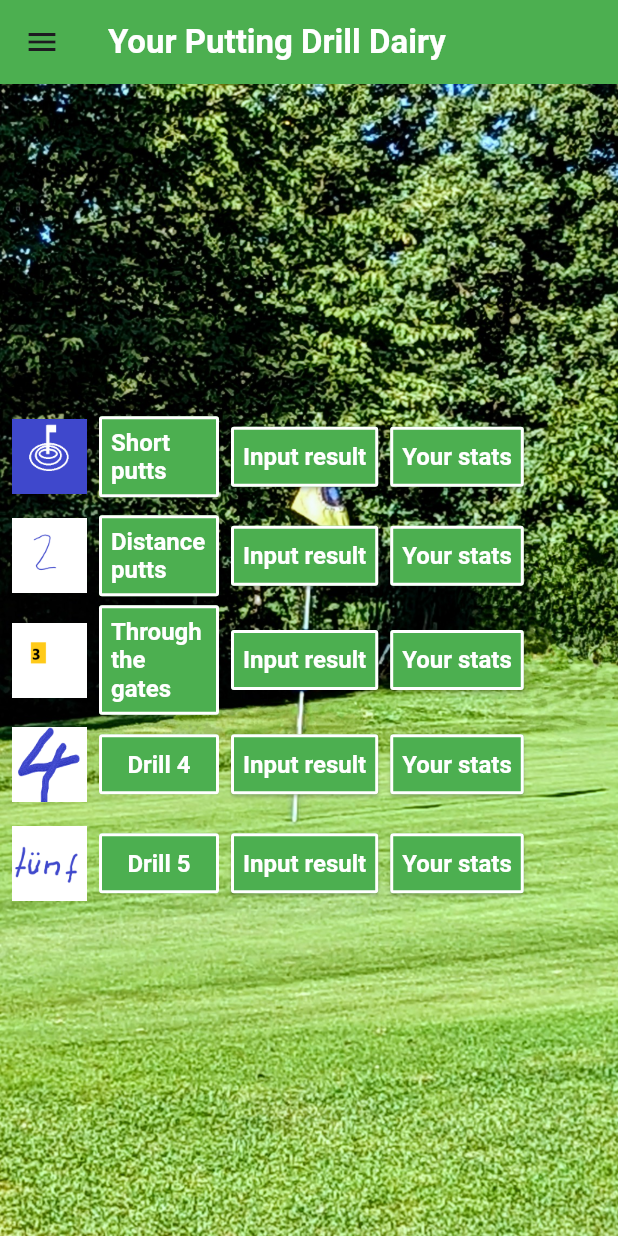
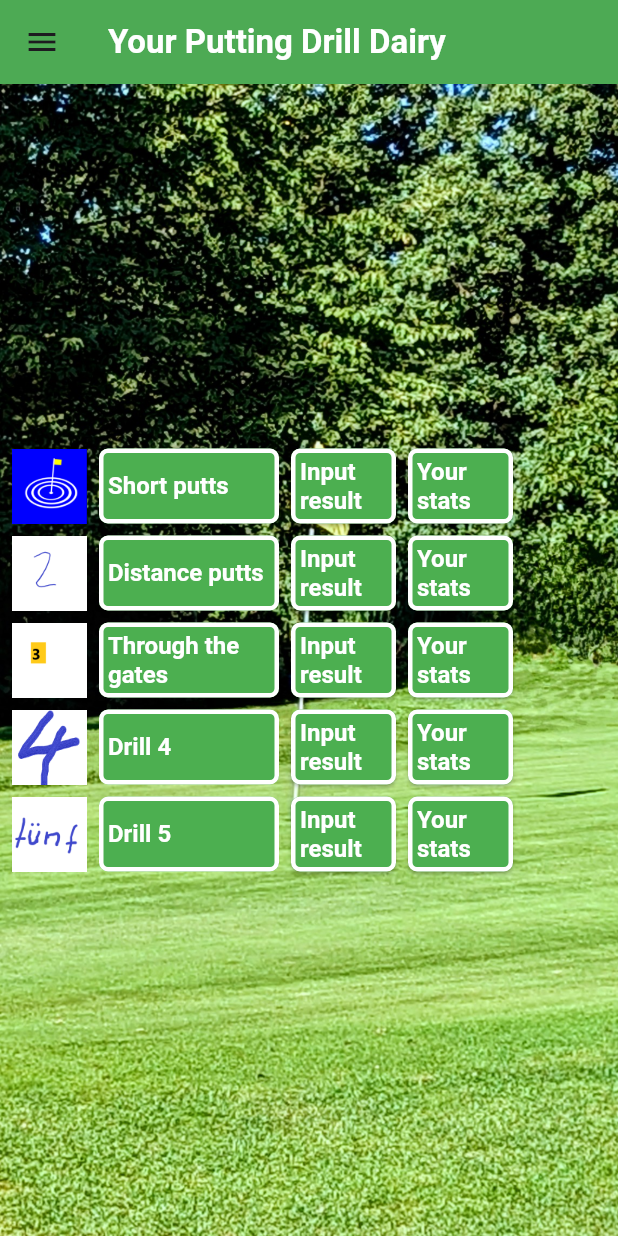
Before and after one commit to chrbuchsteiner61/PuttingDrill, a Flutter app: the screen it shows after launch, on a phone screen of 412 x 824 dp. Run offline on Flutter 3.47's test engine with Material 3 defaults, Android fonts, the phone set to English and light mode, and no system bars; our stand-ins replace fl_chart, logger, shared_preferences, sqflite; missing offline and left inert: country_flags; accounts and stored records are empty; generated files the repository leaves out were written again; project files that could hold a hidden picture were left out.

Commit message:
better UI

```diff
--- a/lib/main.dart
+++ b/lib/main.dart
@@ -24,7 +24,7 @@
 
 class PuttingDrillAppState extends State<PuttingDrillApp> {
   LanguageService languageService = LanguageService();
-  Locale _locale = const Locale('es');
+  Locale _locale = const Locale('en');
 
   Future<void> initialLocale() async {
     String? aLanguageKey = await languageService.loadLanguage();
@@ -63,6 +63,14 @@
       ],
       debugShowCheckedModeBanner: false,
       theme: ThemeData(
+        appBarTheme: const AppBarTheme(
+          shadowColor: Colors.transparent,
+          elevation: 1.0,
+          centerTitle: false,
+          color: Colors.green,
+          titleTextStyle: TextStyle(
+              fontSize: 22.0, fontWeight: FontWeight.bold, color: Colors.white),
+        ),
         scaffoldBackgroundColor: const Color.fromARGB(255, 208, 243, 218),
         primarySwatch: Colors.blue,
         textTheme: const TextTheme(
@@ -77,15 +85,15 @@
               color: Colors.black,
               fontFamily: 'Noto-Sans'),
           headlineLarge: TextStyle(
-              fontSize: 22.0, fontWeight: FontWeight.bold, color: Colors.white),
+              fontSize: 20.0, fontWeight: FontWeight.bold, color: Colors.white),
           headlineMedium: TextStyle(
               fontSize: 18.0, fontWeight: FontWeight.bold, color: Colors.black),
           titleLarge: TextStyle(
-              fontSize: 16.0,
+              fontSize: 20.0,
               fontWeight: FontWeight.normal,
               color: Colors.black54),
           titleMedium: TextStyle(
-              fontSize: 14.0,
+              fontSize: 16.0,
               fontWeight: FontWeight.normal,
               color: Colors.black54),
         ),
@@ -106,11 +114,9 @@
       appBar: AppBar(
         title: Text(
           localizations!.page1Header,
-          style: Theme.of(context).textTheme.headlineLarge!,
         ),
-        backgroundColor: Colors.green,
       ),
-      drawer: const TheInfoDrawer(),
+      drawer: const Drawer(child: TheInfoDrawer()),
       body: Container(
         decoration: const BoxDecoration(
           color: Colors.white,
@@ -127,6 +133,8 @@
                 drillName: localizations.drillOneName,
                 thePurpose: localizations.purpose1,
                 drillPicture: "asset/pics/Symbol_Drill1.png",
+                preparationHeader: localizations.preparationHeader,
+                countingHeader: localizations.countingHeader,
                 aPreparationText: localizations.thePreparation_1,
                 aCountingText: localizations.theExplainCounting_1,
                 aPreparePicName: "asset/pics/thePreparePic1.jpg",
@@ -138,6 +146,7 @@
                 inputAppBarText: localizations.inputAppBarText,
                 inputButtonText: localizations.inputButtonText,
                 // no 1
+                aTask: localizations.task1,
                 inputDrillCriteria1: localizations.inputDrill1Criteria1,
                 inputDrillCriteria2: localizations.inputDrill1Criteria2,
                 inputDrillCriteria3: localizations.inputDrill1Criteria3,
@@ -150,6 +159,8 @@
                 drillName: localizations.drillTwoName,
                 thePurpose: localizations.purpose2,
                 drillPicture: "asset/pics/Symbol_Drill2.png",
+                preparationHeader: localizations.preparationHeader,
+                countingHeader: localizations.countingHeader,
                 aPreparationText: localizations.thePreparation_2,
                 aCountingText: localizations.theExplainCounting_2,
                 aPreparePicName: "asset/pics/thePreparePic2.jpg",
@@ -161,6 +172,7 @@
                 inputAppBarText: localizations.inputAppBarText,
                 inputButtonText: localizations.inputButtonText,
                 // no 2
+                aTask: localizations.task2,
                 inputDrillCriteria1: localizations.inputDrill2Criteria1,
                 inputDrillCriteria2: localizations.inputDrill2Criteria2,
                 inputDrillCriteria3: localizations.inputDrill2Criteria3,
@@ -173,6 +185,8 @@
                 drillName: localizations.drillThreeName,
                 thePurpose: localizations.purpose3,
                 drillPicture: "asset/pics/Symbol_Drill3.png",
+                preparationHeader: localizations.preparationHeader,
+                countingHeader: localizations.countingHeader,
                 aPreparationText: localizations.thePreparation_3,
                 aCountingText: localizations.theExplainCounting_3,
                 aPreparePicName: "asset/pics/thePreparePic3.jpg",
@@ -184,6 +198,7 @@
                 inputAppBarText: localizations.inputAppBarText,
                 inputButtonText: localizations.inputButtonText,
                 // no 3
+                aTask: localizations.task3,
                 inputDrillCriteria1: localizations.inputDrill3Criteria1,
                 inputDrillCriteria2: localizations.inputDrill3Criteria2,
                 inputDrillCriteria3: localizations.inputDrill3Criteria3,
@@ -196,6 +211,8 @@
                 drillName: localizations.drillFourName,
                 thePurpose: localizations.purpose4,
                 drillPicture: "asset/pics/Symbol_Drill4.png",
+                preparationHeader: localizations.preparationHeader,
+                countingHeader: localizations.countingHeader,
                 aPreparationText: localizations.thePreparation_4,
                 aCountingText: localizations.theExplainCounting_4,
                 aPreparePicName: "asset/pics/thePreparePic4.jpg",
@@ -207,6 +224,7 @@
                 inputAppBarText: localizations.inputAppBarText,
                 inputButtonText: localizations.inputButtonText,
                 // no 4
+                aTask: localizations.task4,
                 inputDrillCriteria1: localizations.inputDrill4Criteria1,
                 inputDrillCriteria2: localizations.inputDrill4Criteria2,
                 inputDrillCriteria3: localizations.inputDrill4Criteria3,
@@ -219,6 +237,8 @@
                 drillName: localizations.drillFiveName,
                 thePurpose: localizations.purpose5,
                 drillPicture: "asset/pics/Symbol_Drill5.png",
+                preparationHeader: localizations.preparationHeader,
+                countingHeader: localizations.countingHeader,
                 aPreparationText: localizations.thePreparation_5,
                 aCountingText: localizations.theExplainCounting_5,
                 aPreparePicName: "asset/pics/thePreparePic5.jpg",
@@ -230,6 +250,7 @@
                 inputAppBarText: localizations.inputAppBarText,
                 inputButtonText: localizations.inputButtonText,
                 // no 5
+                aTask: localizations.task5,
                 inputDrillCriteria1: localizations.inputDrill5Criteria1,
                 inputDrillCriteria2: localizations.inputDrill5Criteria2,
                 inputDrillCriteria3: localizations.inputDrill5Criteria3,
--- a/lib/methods_and_helper/constants.dart
+++ b/lib/methods_and_helper/constants.dart
@@ -1,19 +1,20 @@
 import 'package:flutter/material.dart';
 
-const String version = '0.80/ 21.08.2024';
+const String version = '0.82/ 01.09.2024';
 
 const infoDrawerBackgroundColor = Colors.lightBlueAccent;
 
-const SizedBox spaceBetween = SizedBox(width: 16);
-
-const double thePadding = 8.0;
+const SizedBox spaceBetween = SizedBox(width: 8);
+const SizedBox spaceAfter = SizedBox(height: 8);
+const double theMargin = 8.0;
+const double thePadding = 6.0;
 
 ButtonStyle appsButtonStyle = const ButtonStyle(
   padding: WidgetStatePropertyAll(EdgeInsets.all(thePadding)),
   shape: WidgetStatePropertyAll(
     RoundedRectangleBorder(
-      borderRadius: BorderRadius.all(Radius.circular(2)),
-      side: BorderSide(color: Colors.white, width: 2),
+      borderRadius: BorderRadius.all(Radius.circular(6)),
+      side: BorderSide(color: Colors.white, width: 3),
     ),
   ),
   backgroundColor: WidgetStatePropertyAll(Colors.green),
--- a/lib/ui_elements/drill_line.dart
+++ b/lib/ui_elements/drill_line.dart
@@ -1,4 +1,5 @@
 import 'package:flutter/material.dart';
+import 'package:myapp/methods_and_helper/constants.dart';
 import 'package:myapp/user_areas/explain_screen.dart';
 import 'package:myapp/user_areas/input_screen.dart';
 import 'package:myapp/user_areas/results_screen.dart';
@@ -7,6 +8,8 @@
   final String drillName;
   final String thePurpose;
   final String drillPicture;
+  final String preparationHeader;
+  final String countingHeader;
   final String aPreparationText;
   final String aCountingText;
   final String aPreparePicName;
@@ -16,6 +19,7 @@
   final String buttonViewResultsText;
   final String inputAppBarText;
   final String inputButtonText;
+  final String aTask;
   final String inputDrillCriteria1;
   final String inputDrillCriteria2;
   final String inputDrillCriteria3;
@@ -28,6 +32,8 @@
     required this.drillName,
     required this.thePurpose,
     required this.drillPicture,
+    required this.preparationHeader,
+    required this.countingHeader,
     required this.aPreparationText,
     required this.aCountingText,
     required this.aPreparePicName,
@@ -37,6 +43,7 @@
     required this.buttonViewResultsText,
     required this.inputAppBarText,
     required this.inputButtonText,
+    required this.aTask,
     required this.inputDrillCriteria1,
     required this.inputDrillCriteria2,
     required this.inputDrillCriteria3,
@@ -47,22 +54,26 @@
 
   @override
   Widget build(BuildContext context) {
-    const double theMargin = 8.0;
+    const double elementHeight = 50.0;
+    const SizedBox aSpacer = SizedBox(width: 8, height: elementHeight + 8);
+
     // final localizations = AppLocalizations.of(context);
     return Center(
       child: Row(
         mainAxisAlignment: MainAxisAlignment.start,
         children: [
-          Container(
-            margin: const EdgeInsets.all(theMargin),
+          aSpacer,
+          SizedBox(
+            height: elementHeight,
+            width: elementHeight,
             child: Image(
               image: AssetImage(drillPicture),
-              width: 50,
-              height: 50,
             ),
           ),
+          spaceBetween,
           SizedBox(
-            width: 80,
+            width: 120,
+            height: elementHeight,
             child: TextButton(
               style: theButtonStyle,
               onPressed: () {
@@ -72,18 +83,28 @@
                     builder: (context) => ExplainScreen(
                       drillName: drillName,
                       drillPurpose: thePurpose,
+                      theTask: aTask,
+                      preparationHeader: preparationHeader,
+                      countingHeader: countingHeader,
+                      preparePicName: aPreparePicName,
+                      exercisePicName: anExercisePicName,
                       preparationText: aPreparationText,
                       countingText: aCountingText,
-                            preparePicName: aPreparePicName,
-                            exercisePicName: anExercisePicName,
-                          )),
+                    ),
+                  ),
                 );
               },
+              child: Align(
+                alignment: Alignment.centerLeft,
                 child: Text(drillName),
               ),
             ),
-          Container(
-            margin: const EdgeInsets.only(left: theMargin),
+          ),
+          spaceBetween,
+          SizedBox(
+            height: elementHeight,
+            width: 70.0,
+            // margin: const EdgeInsets.only(left: theMargin),
             child: ElevatedButton(
               style: theButtonStyle,
               onPressed: () {
@@ -106,8 +127,11 @@
               child: Text(buttonInputResultsText),
             ),
           ),
-          Container(
-            margin: const EdgeInsets.only(left: theMargin),
+          spaceBetween,
+          SizedBox(
+            height: elementHeight,
+            width: 70.0,
+            // margin: const EdgeInsets.only(left: theMargin),
             child: ElevatedButton(
               style: theButtonStyle,
               onPressed: () {
--- a/pubspec.yaml
+++ b/pubspec.yaml
@@ -35,7 +35,7 @@
 
 # The following section is specific to Flutter packages.
 flutter:
-
+  uses-material-design: true
   generate: true
 
   fonts:
@@ -46,8 +46,8 @@
         weight: 700
 
   assets:
+    - asset/pics/putting_green.jpg
     - asset/pics/Symbol_Drill1.png
-    - asset/pics/putting_green.jpg
     - asset/pics/Symbol_Drill2.png
     - asset/pics/Symbol_Drill3.png
     - asset/pics/Symbol_Drill4.png
```
Also changed, not shown: lib/l10n/app_en.arb (+10 -3 lines), lib/user_areas/explain_screen.dart (+28 -13 lines), asset/pics/Symbol_Drill1.png, asset/pics/Symbol_Drill1_old.png (deleted), asset/pics/short_putt_icon.svg (added). Lines whose indentation alone changed are shown as unchanged.
